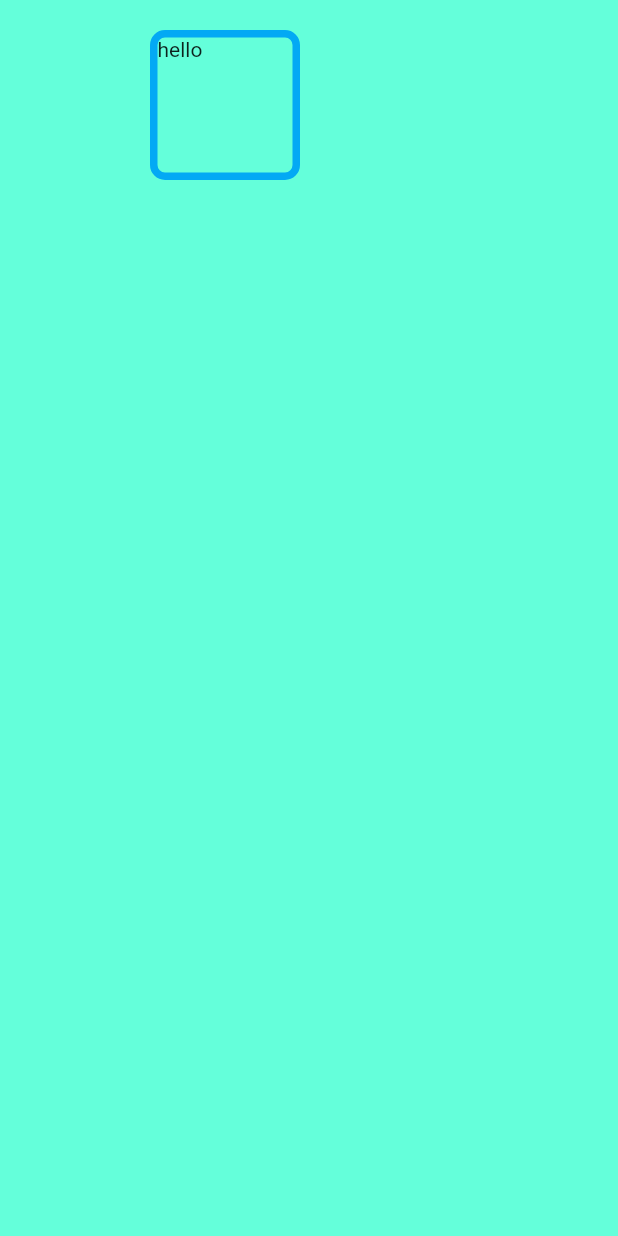
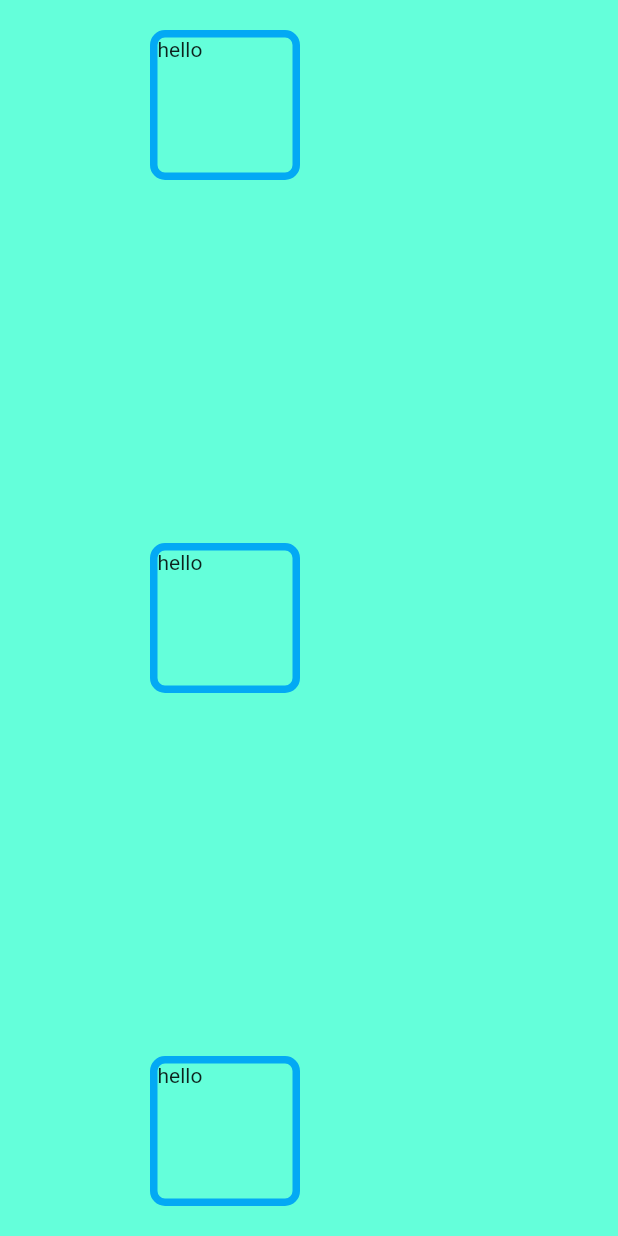
Before and after one commit to thomastt123/mi_card, a Flutter app: the screen it shows after launch, on a phone screen of 412 x 824 dp. Run offline on Flutter 3.47's test engine with Material 2 defaults, Android fonts, the phone set to English and light mode, and no system bars.

Commit message:
Column with 3 Containers. mainAxisAlignment, verticalDirection

```diff
--- a/lib/main.dart
+++ b/lib/main.dart
@@ -13,7 +13,16 @@ class MyApp extends StatelessWidget {
       home: Scaffold(
         backgroundColor: Colors.tealAccent,
         body: SafeArea(
-          child: Container(
+          child: Column(
+            // shrink to size of all the containers
+            // mainAxisSize: MainAxisSize.min,
+            // mainAxisAlignment: MainAxisAlignment.center,
+            // mainAxisAlignment: MainAxisAlignment.spaceEvenly,
+            // mainAxisAlignment: MainAxisAlignment.spaceAround,
+            mainAxisAlignment: MainAxisAlignment.spaceBetween,
+            verticalDirection: VerticalDirection.up,
+            children: [
+              Container(
                 // color: Colors.white,
                 child: Text('hello'),
                 decoration: BoxDecoration(
@@ -28,6 +37,38 @@ class MyApp extends StatelessWidget {
                 margin: EdgeInsets.symmetric(vertical: 20.0, horizontal: 100.0),
                 width: 100.0,
               ),
+              Container(
+                // color: Colors.white,
+                child: Text('hello'),
+                decoration: BoxDecoration(
+                    border: Border.all(
+                        color: Colors.lightBlue,
+                        width: 5,
+                        style: BorderStyle.solid),
+                    borderRadius: BorderRadius.all(
+                      Radius.circular(10),
+                    )),
+                height: 100.0,
+                margin: EdgeInsets.symmetric(vertical: 20.0, horizontal: 100.0),
+                width: 100.0,
+              ),
+              Container(
+                // color: Colors.white,
+                child: Text('hello'),
+                decoration: BoxDecoration(
+                    border: Border.all(
+                        color: Colors.lightBlue,
+                        width: 5,
+                        style: BorderStyle.solid),
+                    borderRadius: BorderRadius.all(
+                      Radius.circular(10),
+                    )),
+                height: 100.0,
+                margin: EdgeInsets.symmetric(vertical: 20.0, horizontal: 100.0),
+                width: 100.0,
+              ),
+            ],
+          ),
         ),
       ),
     );
```
Lines whose indentation alone changed are shown as unchanged.
